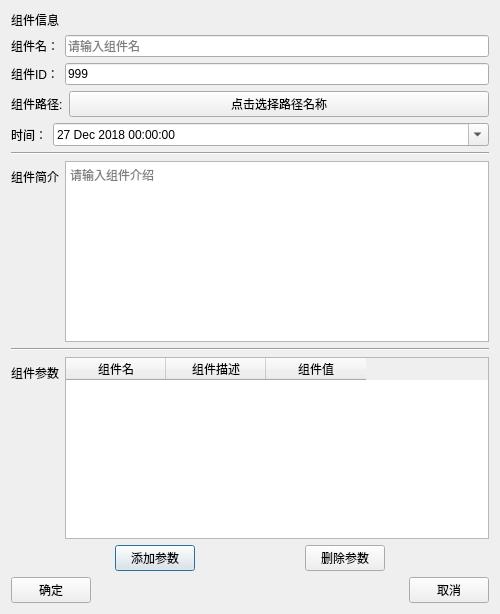
Tangzixia/Digital-Prototype, file prototype_v1202/Tool/parameditradardialog.ui: the form before one commit.
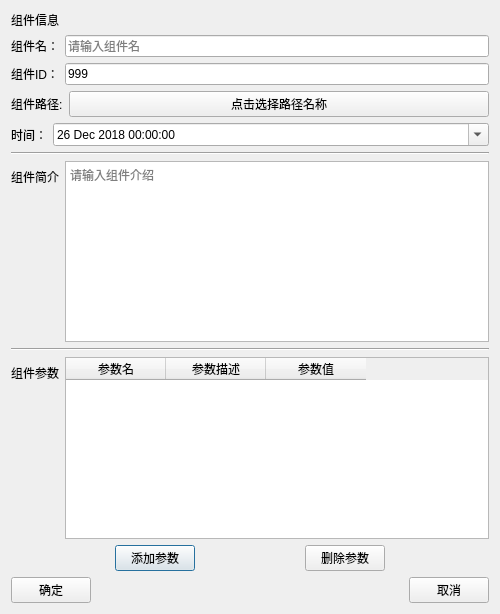
The form after the commit. Icons and pictures are not drawn.

Patch:
```diff
--- a/prototype_v1202/Tool/parameditradardialog.ui
+++ b/prototype_v1202/Tool/parameditradardialog.ui
@@ -126,7 +126,7 @@
           <date>
            <year>2018</year>
            <month>12</month>
-           <day>27</day>
+           <day>26</day>
           </date>
          </property>
          <property name="calendarPopup">
@@ -265,17 +265,17 @@
          </property>
          <column>
           <property name="text">
-           <string>组件名</string>
+           <string>参数名</string>
           </property>
          </column>
          <column>
           <property name="text">
-           <string>组件描述</string>
+           <string>参数描述</string>
           </property>
          </column>
          <column>
           <property name="text">
-           <string>组件值</string>
+           <string>参数值</string>
           </property>
          </column>
         </widget>
```
